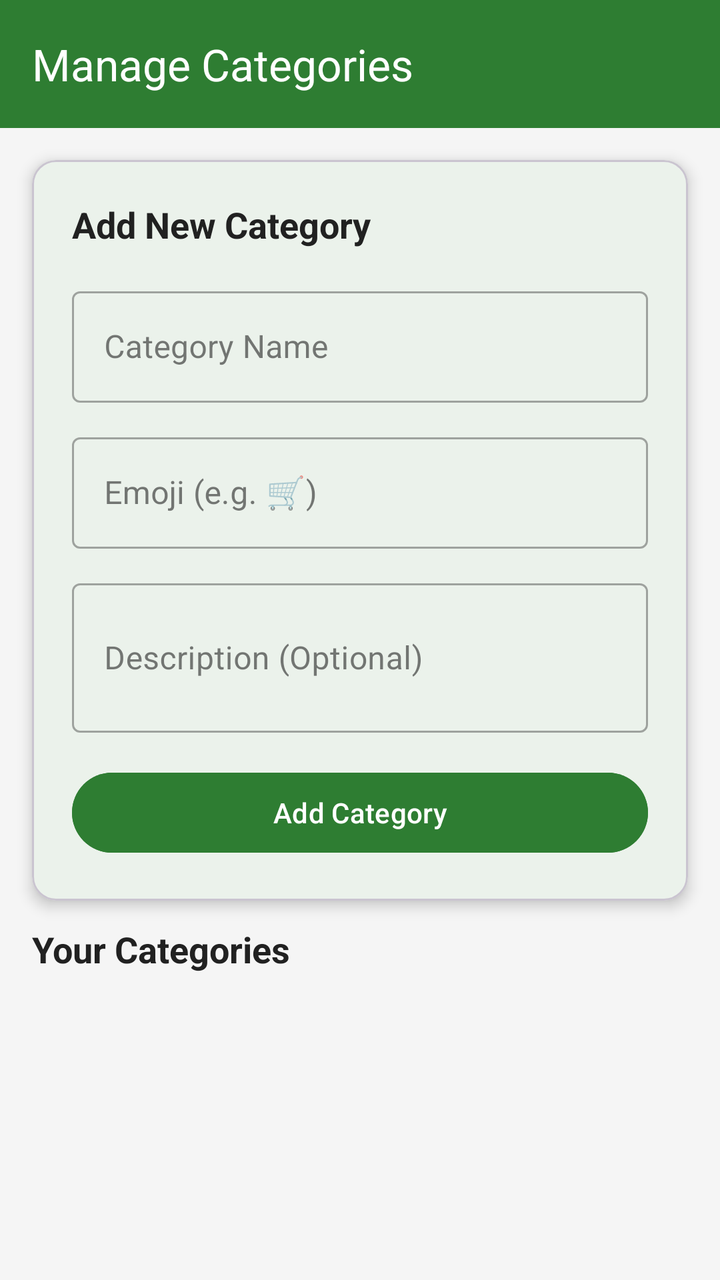
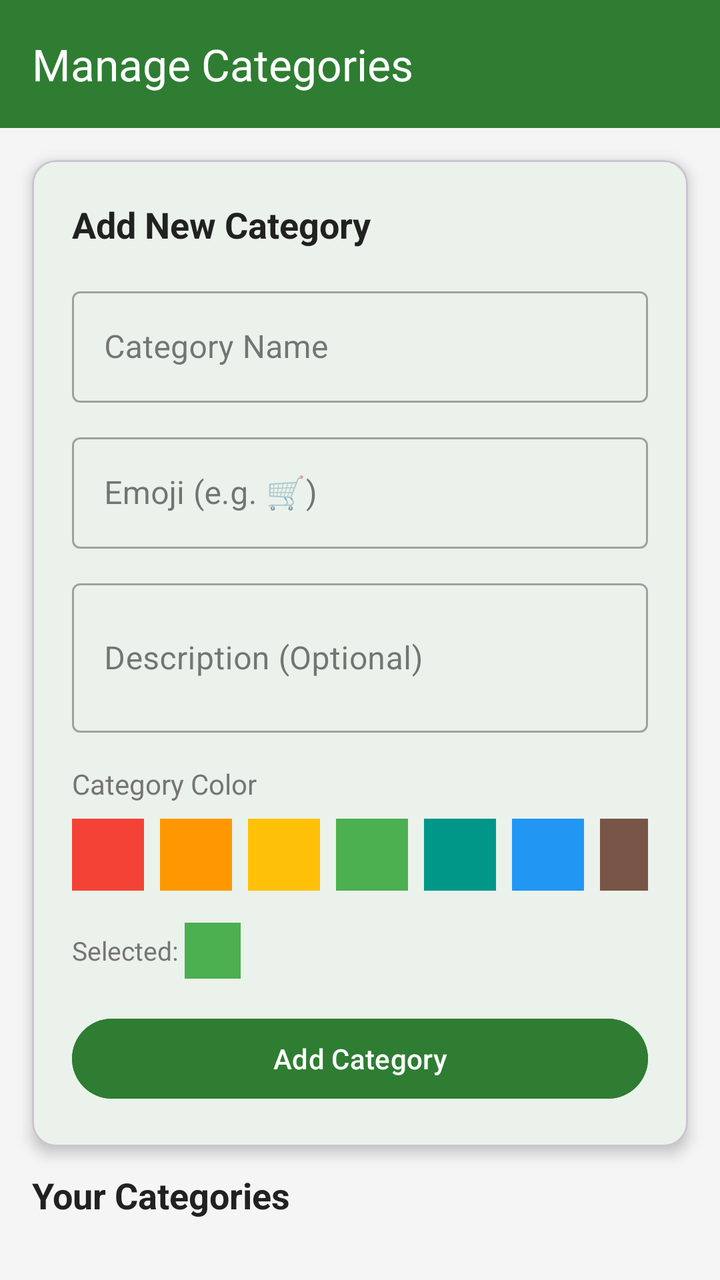

Screens rendered from an Android XML layout before and after an edit, with the pre-edit source and the edit as a unified diff.
<!-- AndroidManifest.xml: application theme Theme.FinFlow -->
<!-- res/layout/fragment_manage_categories.xml -->
<?xml version="1.0" encoding="utf-8"?>
<androidx.constraintlayout.widget.ConstraintLayout
    xmlns:android="http://schemas.android.com/apk/res/android"
    xmlns:app="http://schemas.android.com/apk/res-auto"
    android:layout_width="match_parent"
    android:layout_height="match_parent"
    android:background="@color/background_secondary">

    <com.google.android.material.appbar.MaterialToolbar
        android:id="@+id/toolbar"
        android:layout_width="match_parent"
        android:layout_height="?attr/actionBarSize"
        android:background="@color/green_primary"
        android:elevation="4dp"
        app:title="Manage Categories"
        app:titleTextColor="@color/white"
        app:layout_constraintTop_toTopOf="parent" />

    
    <com.google.android.material.card.MaterialCardView
        android:id="@+id/card_add_category"
        android:layout_width="match_parent"
        android:layout_height="wrap_content"
        android:layout_marginStart="16dp"
        android:layout_marginEnd="16dp"
        android:layout_marginTop="16dp"
        app:cardCornerRadius="12dp"
        app:cardElevation="4dp"
        app:layout_constraintTop_toBottomOf="@id/toolbar"
        app:layout_constraintStart_toStartOf="parent"
        app:layout_constraintEnd_toEndOf="parent">

        <LinearLayout
            android:layout_width="match_parent"
            android:layout_height="wrap_content"
            android:orientation="vertical"
            android:padding="20dp">

            <TextView
                android:layout_width="wrap_content"
                android:layout_height="wrap_content"
                android:text="Add New Category"
                android:textSize="18sp"
                android:textStyle="bold"
                android:textColor="@color/text_primary"
                android:layout_marginBottom="16dp" />

            <com.google.android.material.textfield.TextInputLayout
                android:layout_width="match_parent"
                android:layout_height="wrap_content"
                android:hint="Category Name"
                style="@style/Widget.MaterialComponents.TextInputLayout.OutlinedBox"
                android:layout_marginBottom="12dp">

                <com.google.android.material.textfield.TextInputEditText
                    android:id="@+id/et_category_name"
                    android:layout_width="match_parent"
                    android:layout_height="wrap_content"
                    android:inputType="textCapWords" />
            </com.google.android.material.textfield.TextInputLayout>

            <com.google.android.material.textfield.TextInputLayout
                android:layout_width="match_parent"
                android:layout_height="wrap_content"
                android:hint="Emoji (e.g. 🛒)"
                style="@style/Widget.MaterialComponents.TextInputLayout.OutlinedBox"
                android:layout_marginBottom="12dp">

                <com.google.android.material.textfield.TextInputEditText
                    android:id="@+id/et_category_emoji"
                    android:layout_width="match_parent"
                    android:layout_height="wrap_content"
                    android:maxLength="2" />
            </com.google.android.material.textfield.TextInputLayout>

            <com.google.android.material.textfield.TextInputLayout
                android:layout_width="match_parent"
                android:layout_height="wrap_content"
                android:hint="Description (Optional)"
                style="@style/Widget.MaterialComponents.TextInputLayout.OutlinedBox"
                android:layout_marginBottom="16dp">

                <com.google.android.material.textfield.TextInputEditText
                    android:id="@+id/et_category_description"
                    android:layout_width="match_parent"
                    android:layout_height="wrap_content"
                    android:inputType="textMultiLine"
                    android:lines="2" />
            </com.google.android.material.textfield.TextInputLayout>

            <com.google.android.material.button.MaterialButton
                android:id="@+id/btn_add_category"
                android:layout_width="match_parent"
                android:layout_height="wrap_content"
                android:text="Add Category"
                android:backgroundTint="@color/green_primary" />

        </LinearLayout>
    </com.google.android.material.card.MaterialCardView>

    
    <TextView
        android:id="@+id/tv_categories_label"
        android:layout_width="wrap_content"
        android:layout_height="wrap_content"
        android:text="Your Categories"
        android:textSize="18sp"
        android:textStyle="bold"
        android:textColor="@color/text_primary"
        android:layout_marginStart="16dp"
        android:layout_marginTop="12dp"
        android:layout_marginBottom="8dp"
        app:layout_constraintTop_toBottomOf="@id/card_add_category"
        app:layout_constraintStart_toStartOf="parent" />

    
    <androidx.recyclerview.widget.RecyclerView
        android:id="@+id/rv_categories"
        android:layout_width="match_parent"
        android:layout_height="0dp"
        android:paddingStart="16dp"
        android:paddingEnd="16dp"
        android:paddingBottom="16dp"
        android:clipToPadding="false"
        android:nestedScrollingEnabled="true"
        app:layout_constraintTop_toBottomOf="@id/tv_categories_label"
        app:layout_constraintBottom_toBottomOf="parent"
        app:layout_constraintStart_toStartOf="parent"
        app:layout_constraintEnd_toEndOf="parent" />

</androidx.constraintlayout.widget.ConstraintLayout>
<!-- resources referenced by this layout -->
<resources>
  <color name="background_secondary">#F5F5F5</color>
  <color name="green_primary">#2E7D32</color>
  <color name="text_primary">#212121</color>
  <color name="white">#FFFFFFFF</color>
  <style name="Theme.FinFlow" parent="Base.Theme.FinFlow" />
  <style name="Base.Theme.FinFlow" parent="Theme.Material3.Light.NoActionBar">
          <item name="colorPrimary">@color/green_primary</item>
          <item name="colorPrimaryVariant">@color/green_dark</item>
          <item name="colorOnPrimary">@color/white</item>
  
          <item name="colorSecondary">@color/green_light</item>
          <item name="colorSecondaryVariant">@color/green_dark</item>
          <item name="colorOnSecondary">@color/white</item>
  
          <item name="android:statusBarColor">@color/green_primary</item>
          <item name="android:windowLightStatusBar">false</item>
  
          <item name="colorSurface">@color/background_card</item>
          <item name="colorOnSurface">@color/text_primary</item>
  
          <item name="android:textColorPrimary">@color/text_primary</item>
          <item name="android:textColorSecondary">@color/text_secondary</item>
          <item name="android:textColorHint">@color/text_hint</item>
      </style>
  <color name="green_dark">#1B5E20</color>
  <color name="green_light">#66BB6A</color>
  <color name="background_card">#FFFFFF</color>
  <color name="text_secondary">#757575</color>
  <color name="text_hint">#BDBDBD</color>
</resources>

<!-- the commit's change to res/layout/fragment_manage_categories.xml (unified diff, before → after) -->
@@ -88,6 +88,56 @@
                     android:lines="2" />
             </com.google.android.material.textfield.TextInputLayout>
 
+            
+            <TextView
+                android:layout_width="wrap_content"
+                android:layout_height="wrap_content"
+                android:text="Category Color"
+                android:textSize="14sp"
+                android:textColor="@color/text_secondary"
+                android:layout_marginBottom="8dp" />
+
+            <LinearLayout
+                android:id="@+id/ll_color_picker"
+                android:layout_width="match_parent"
+                android:layout_height="wrap_content"
+                android:orientation="horizontal"
+                android:layout_marginBottom="16dp">
+
+                <View android:id="@+id/swatch_red"    android:layout_width="36dp" android:layout_height="36dp" android:layout_marginEnd="8dp" android:background="#F44336" />
+                <View android:id="@+id/swatch_orange" android:layout_width="36dp" android:layout_height="36dp" android:layout_marginEnd="8dp" android:background="#FF9800" />
+                <View android:id="@+id/swatch_yellow" android:layout_width="36dp" android:layout_height="36dp" android:layout_marginEnd="8dp" android:background="#FFC107" />
+                <View android:id="@+id/swatch_green"  android:layout_width="36dp" android:layout_height="36dp" android:layout_marginEnd="8dp" android:background="#4CAF50" />
+                <View android:id="@+id/swatch_teal"   android:layout_width="36dp" android:layout_height="36dp" android:layout_marginEnd="8dp" android:background="#009688" />
+                <View android:id="@+id/swatch_blue"   android:layout_width="36dp" android:layout_height="36dp" android:layout_marginEnd="8dp" android:background="#2196F3" />
+                <View android:id="@+id/swatch_brown"  android:layout_width="36dp" android:layout_height="36dp" android:layout_marginEnd="8dp" android:background="#795548" />
+
+            </LinearLayout>
+
+            
+            <LinearLayout
+                android:layout_width="match_parent"
+                android:layout_height="wrap_content"
+                android:orientation="horizontal"
+                android:layout_marginBottom="16dp">
+
+                <TextView
+                    android:layout_width="wrap_content"
+                    android:layout_height="wrap_content"
+                    android:text="Selected: "
+                    android:textSize="13sp"
+                    android:textColor="@color/text_secondary"
+                    android:layout_gravity="center_vertical" />
+
+                <View
+                    android:id="@+id/view_selected_color"
+                    android:layout_width="28dp"
+                    android:layout_height="28dp"
+                    android:background="#4CAF50"
+                    android:layout_gravity="center_vertical" />
+
+            </LinearLayout>
+
             <com.google.android.material.button.MaterialButton
                 android:id="@+id/btn_add_category"
                 android:layout_width="match_parent"
